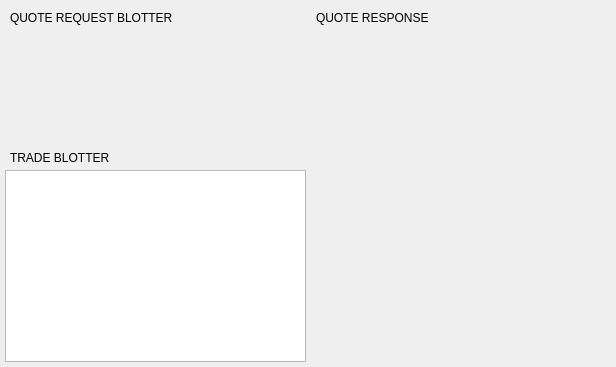
The window that BlockSettleUILib/RFQReplyWidget.ui (BlockSettle/terminal) describes before a commit, drawn with Qt 5.
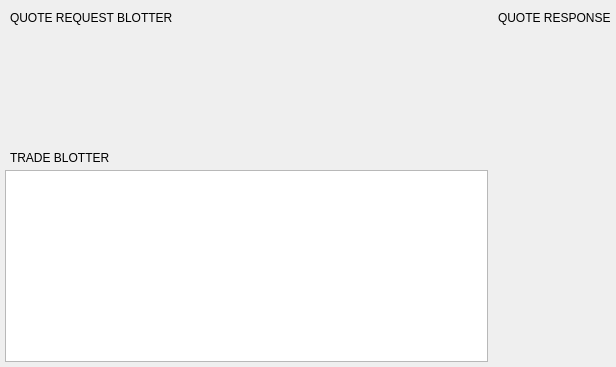
The same window after the commit. Custom widgets are drawn as their Qt base class.

Commit message: Moved dealing widget to stacked widget

The edit to the form file:
```diff
--- a/BlockSettleUILib/RFQReplyWidget.ui
+++ b/BlockSettleUILib/RFQReplyWidget.ui
@@ -16,7 +16,10 @@
     <verstretch>0</verstretch>
    </sizepolicy>
   </property>
-  <layout class="QHBoxLayout" name="horizontalLayout_4">
+  <property name="autoFillBackground">
+   <bool>true</bool>
+  </property>
+  <layout class="QHBoxLayout" name="horizontalLayout_4" stretch="4,0">
    <property name="spacing">
     <number>5</number>
    </property>
@@ -262,7 +265,14 @@
     </widget>
    </item>
    <item>
-    <widget class="QWidget" name="RFQWidget" native="true">
+    <widget class="QStackedWidget" name="stackedWidget">
+     <property name="sizePolicy">
+      <sizepolicy hsizetype="Expanding" vsizetype="Preferred">
+       <horstretch>0</horstretch>
+       <verstretch>0</verstretch>
+      </sizepolicy>
+     </property>
+     <widget class="QWidget" name="RFQWidget">
      <property name="sizePolicy">
       <sizepolicy hsizetype="Expanding" vsizetype="Preferred">
        <horstretch>0</horstretch>
@@ -367,10 +377,16 @@
       </item>
      </layout>
     </widget>
+    </widget>
    </item>
   </layout>
  </widget>
  <customwidgets>
+  <customwidget>
+   <class>OrdersView</class>
+   <extends>QTreeView</extends>
+   <header>OrdersView.h</header>
+  </customwidget>
   <customwidget>
    <class>QuoteRequestsWidget</class>
    <extends>QWidget</extends>
@@ -382,11 +398,6 @@
    <extends>QWidget</extends>
    <header>RFQDealerReply.h</header>
   </customwidget>
-  <customwidget>
-   <class>OrdersView</class>
-   <extends>QTreeView</extends>
-   <header>OrdersView.h</header>
-  </customwidget>
  </customwidgets>
  <resources/>
  <connections/>
```
Lines whose indentation alone changed are shown as unchanged.
